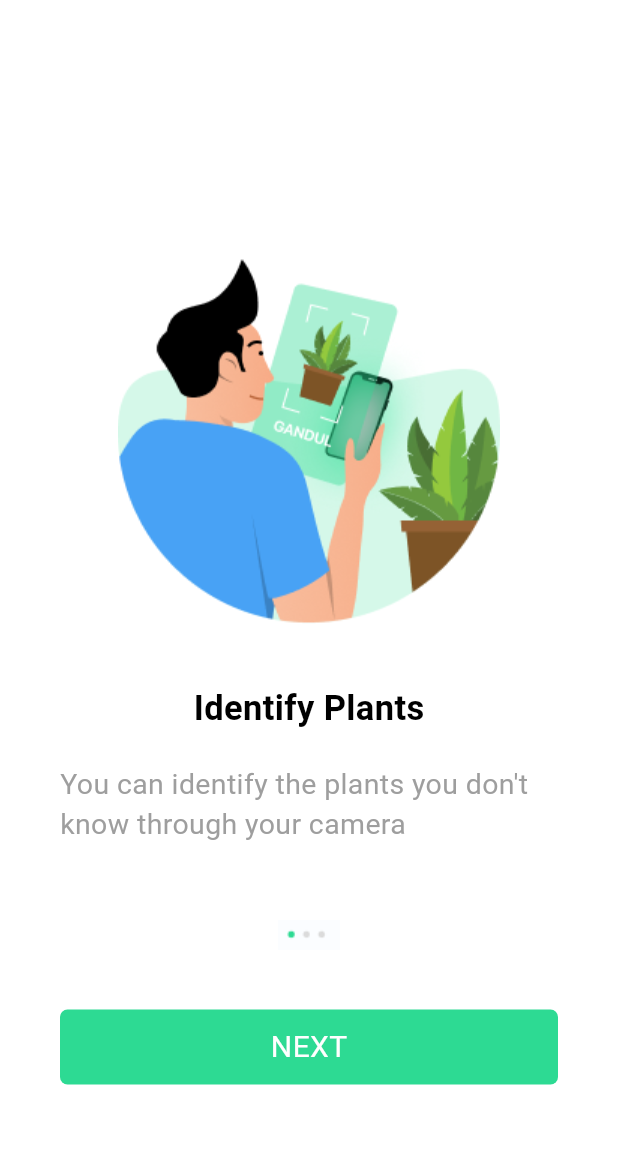
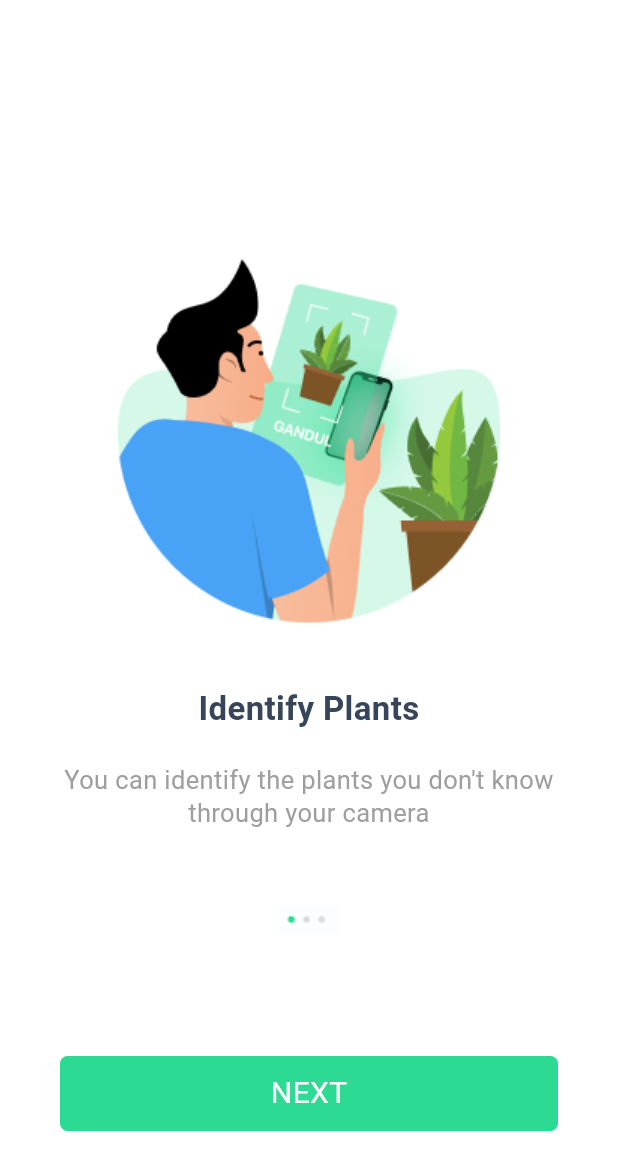
Before and after one commit to Youssef18118/Plant_App_mobile, a Flutter app: the screen it shows after launch, on a phone screen of 412 x 824 dp. Shown: the top 1170 px of the screen. Run offline on Flutter 3.47's test engine with Material 3 defaults, Android fonts, the phone set to English and light mode, and no system bars; our stand-ins replace bloc, dio, flutter_bloc, get, hive, hive_flutter; accounts and stored records are empty.

Commit message:
Onboarding modifications

```diff
--- /dev/null
+++ b/devtools_options.yaml
@@ -0,0 +1,3 @@
+description: This file stores settings for Dart & Flutter DevTools.
+documentation: https://docs.flutter.dev/tools/devtools/extensions#configure-extension-enablement-states
+extensions:
--- a/lib/Screens/onboarding/Onboarding.dart
+++ b/lib/Screens/onboarding/Onboarding.dart
@@ -25,57 +25,64 @@
   Widget build(BuildContext context) {
     return Scaffold(
       backgroundColor: Colors.white,
-      body: Padding(
+      body: Column(
+        children: [
+          Expanded(
+            child: Padding(
               padding: const EdgeInsets.all(40),
               child: Column(
                 children: [
                   Center(
-                child: Expanded(
                     child: Padding(
                       padding: const EdgeInsets.only(top: 120),
-              child: Container(
-                  child: Image.asset(imagePath + onBoardingList[index].image!)),
-            ))),
-            SizedBox(
+                      child: Image.asset(imagePath + onBoardingList[index].image!),
+                    ),
+                  ),
+                  const SizedBox(
                     height: 40,
                   ),
                   Center(
-              child: Expanded(
                     child: Text(
                       onBoardingList[index].title!,
-                  style: TextStyle(
-                      fontSize: 23,
+                      textAlign: TextAlign.center,
+                      style: const TextStyle(
+                        fontSize: 22,
                         fontWeight: FontWeight.bold,
-                      color: Colors.black),
+                        color: Color(0xFF36455A),
+                        height: 1.5,
                       ),
                     ),
                   ),
-            SizedBox(
+                  const SizedBox(
                     height: 20,
                   ),
                   Center(
-              child: Expanded(
                     child: Text(
-                  onBoardingList[index].mess1!,
-                  style: TextStyle(fontSize: 19, color: Colors.grey),
+                      onBoardingList[index].mess1!
+                          .replaceFirst('and', '\nand'),
+                      textAlign: TextAlign.center,
+                      style: const TextStyle(
+                        fontSize: 17,
+                        color: Colors.grey,
+                        height: 1.3,
                       ),
                     ),
                   ),
-            SizedBox(height: 50),
+                  const SizedBox(height: 50),
+                  Image.asset(imagePath + onBoardingList[index].elipse!),
+                ],
+              ),
+            ),
+          ),
           Container(
-
-                child: Image.asset(imagePath + onBoardingList[index].elipse!)),
-            SizedBox(
-              height: 40,
-            ),
-            GestureDetector(
+            padding: const EdgeInsets.symmetric(horizontal: 40),
+            child: GestureDetector(
               onTap: _onTap,
-              child: Expanded(
               child: Container(
                 height: 50,
                 width: double.infinity,
                 decoration: BoxDecoration(
-                    color: Color.fromARGB(255, 45, 218, 147),
+                  color: const Color.fromARGB(255, 45, 218, 147),
                   borderRadius: BorderRadius.circular(5),
                 ),
                 child: const Center(
@@ -90,8 +97,10 @@
               ),
             ),
           ),
+          const SizedBox(
+            height: 70,
+          ),
         ],
-        ),
       ),
     );
   }
--- a/pubspec.yaml
+++ b/pubspec.yaml
@@ -21,6 +21,7 @@
   cached_network_image: ^3.2.3
   path_provider_android: ^2.2.10
 
+
 dev_dependencies:
   flutter_test:
     sdk: flutter
```
Also changed, not shown: assets/images/Pic2.png, assets/images/Pic3.png, pubspec.lock. Lines whose indentation alone changed are shown as unchanged.
